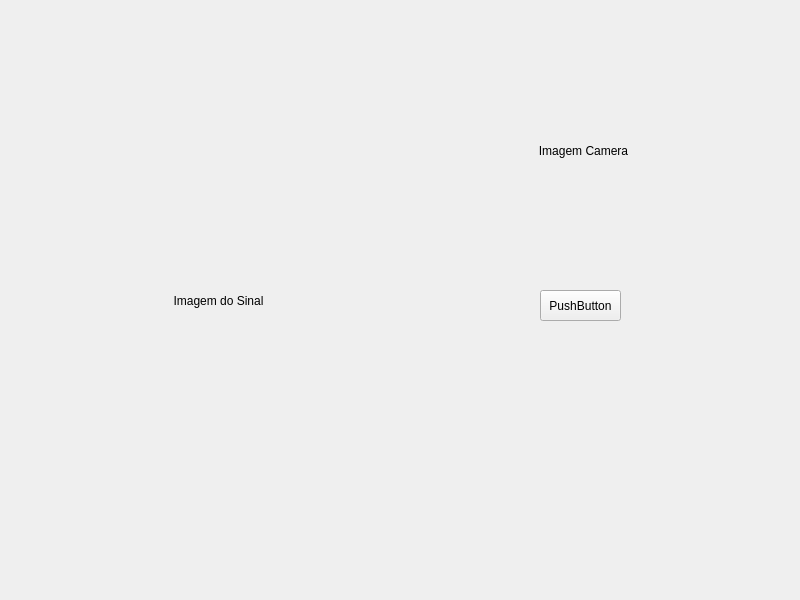
Before: the Qt Designer form untitled.ui in alfatronictec/alfalibras, drawn with Qt 5.
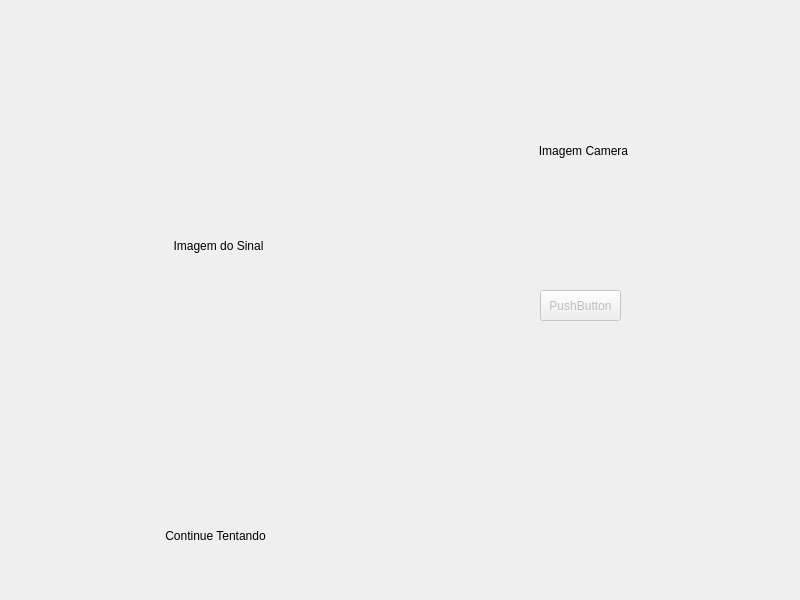
After: the same form once the commit is applied.

Commit message: Desenvolvento interface

Patch:
```diff
--- a/untitled.ui
+++ b/untitled.ui
@@ -18,9 +18,9 @@
     <property name="geometry">
      <rect>
       <x>28</x>
-      <y>35</y>
+      <y>25</y>
       <width>381</width>
-      <height>531</height>
+      <height>441</height>
      </rect>
     </property>
     <property name="text">
@@ -47,6 +47,9 @@
     </property>
    </widget>
    <widget class="QPushButton" name="pushButton">
+    <property name="enabled">
+     <bool>false</bool>
+    </property>
     <property name="geometry">
      <rect>
       <x>540</x>
@@ -59,15 +62,24 @@
      <string>PushButton</string>
     </property>
    </widget>
-   <widget class="QWidget" name="widget" native="true">
+   <widget class="QLabel" name="label_return">
     <property name="geometry">
      <rect>
-      <x>460</x>
-      <y>360</y>
-      <width>251</width>
-      <height>80</height>
+      <x>70</x>
+      <y>480</y>
+      <width>291</width>
+      <height>111</height>
      </rect>
     </property>
+    <property name="text">
+     <string>Continue Tentando</string>
+    </property>
+    <property name="scaledContents">
+     <bool>false</bool>
+    </property>
+    <property name="alignment">
+     <set>Qt::AlignmentFlag::AlignCenter</set>
+    </property>
    </widget>
   </widget>
   <widget class="QWidget" name="page_2"/>
```
Left out of the diff: 2 changed lines with no effect on the pictures. The commit also changes 6 other files.
